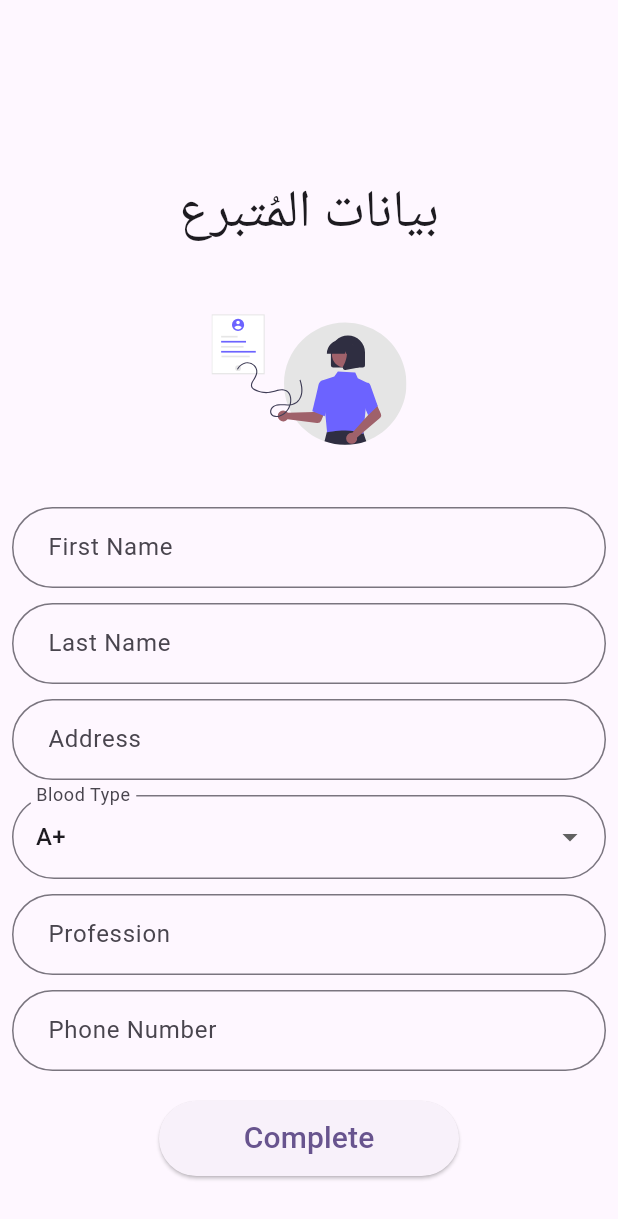
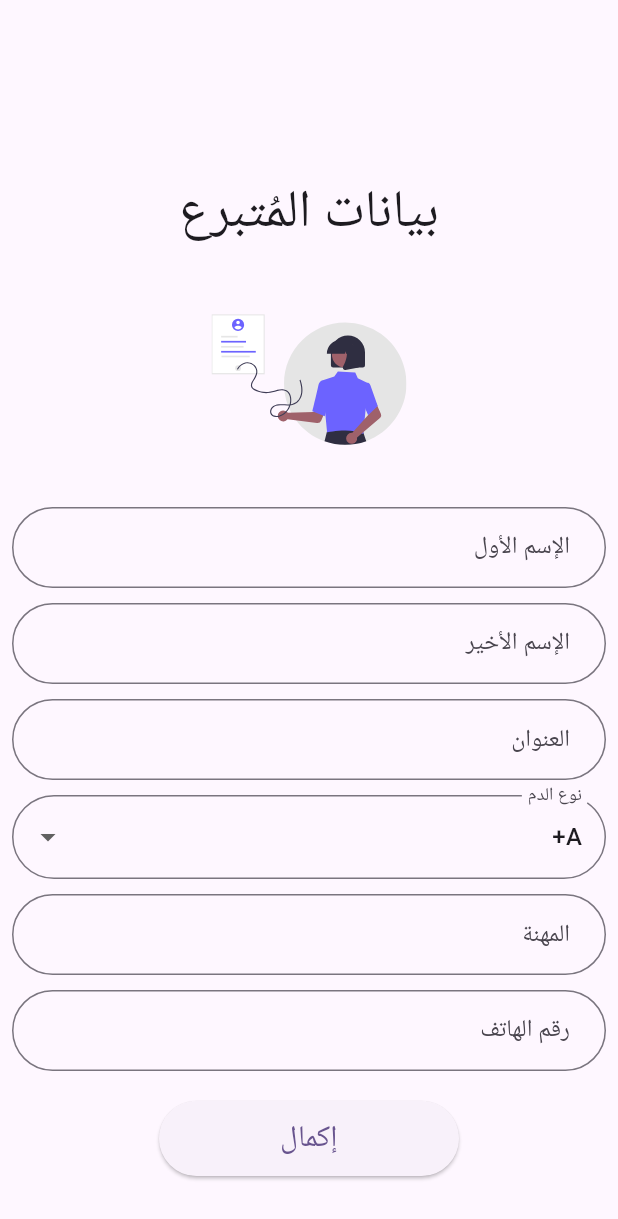
Before and after one commit to omer358/blood-donor-app, a Flutter app: the CompleteSignup screen opened directly, on a phone screen of 412 x 824 dp. Shown: the top 1219 px of the screen. Run offline on Flutter 3.47's test engine with Material 3 defaults, Android fonts, the phone set to English and light mode, and no system bars; our stand-ins replace cloud_firestore, firebase_auth, firebase_core, flutter_local_notifications, flutter_svg, get and 2 more; accounts and stored records are empty; network calls fail.

Commit message:
rtl in completeSignUp.dart

```diff
--- a/lib/presentation/screens/completeSignUp.dart
+++ b/lib/presentation/screens/completeSignUp.dart
@@ -15,6 +15,8 @@ class CompleteSignup extends StatelessWidget {
     return Scaffold(
       body: SafeArea(
         child: SingleChildScrollView(
+          child: Directionality(
+            textDirection: TextDirection.rtl,
             child: Container(
               padding: const EdgeInsets.fromLTRB(8, 16, 8, 8),
               child: Column(
@@ -25,20 +27,21 @@ class CompleteSignup extends StatelessWidget {
                   const SizedBox(height: 20),
                   _buildSvgImage(),
                   const SizedBox(height: 20),
-                _buildTextField('First Name', controller.firstName),
+                  _buildTextField('الإسم الأول', controller.firstName),
                   const SizedBox(height: 10),
-                _buildTextField('Last Name', controller.lastName),
+                  _buildTextField('الإسم الأخير', controller.lastName),
                   const SizedBox(height: 10),
-                _buildTextField('Address', controller.address),
+                  _buildTextField('العنوان', controller.address),
                   const SizedBox(height: 10),
                   _buildBloodTypeDropdown(controller),
                   const SizedBox(height: 10),
-                _buildTextField('Profession', controller.profession),
+                  _buildTextField('المهنة', controller.profession),
                   const SizedBox(height: 10),
-                _buildTextField('Phone Number', controller.phoneNumber),
+                  _buildTextField('رقم الهاتف', controller.phoneNumber),
                   const SizedBox(height: 20),
                   _buildCompleteSignupButton(controller),
                 ],
+              ),
             ),
           ),
         ),
@@ -87,7 +90,7 @@ class CompleteSignup extends StatelessWidget {
       child: ElevatedButton(
         onPressed: controller.completeSignup,
         child: const Text(
-          "Complete",
+          "إكمال",
           style: TextStyle(fontSize: 20),
         ),
       ),
@@ -109,7 +112,7 @@ class CompleteSignup extends StatelessWidget {
           controller.selectedBloodType.value = newValue!;
         },
         decoration: InputDecoration(
-          labelText: 'Blood Type',
+          labelText: 'نوع الدم',
           border: OutlineInputBorder(
             borderRadius: BorderRadius.circular(30.0),
           ),
--- a/lib/presentation/screens/login.dart
+++ b/lib/presentation/screens/login.dart
@@ -142,7 +142,7 @@ class LoginScreen extends StatelessWidget {
   Widget _buildGoogleSignInButton() {
     return Column(
       children: [
-        const Text("Or"),
+        const Text("أو"),
         SizedBox(
           width: 200,
           height: 50,
```
Lines whose indentation alone changed are shown as unchanged.
